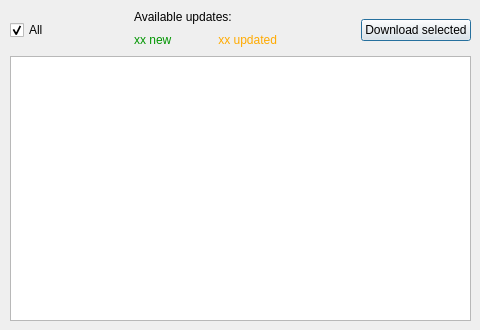
Old version of the form templatesdownloadselector.ui in the repository martinribelotta/embedded-ide.
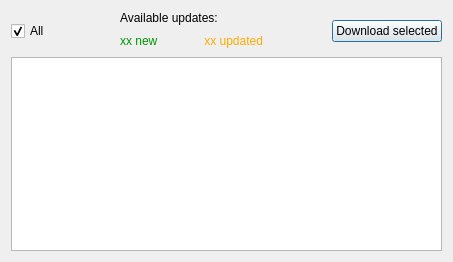
New version of the form.

The edit to the form file:
```diff
--- a/templatesdownloadselector.ui
+++ b/templatesdownloadselector.ui
@@ -6,22 +6,13 @@
    <rect>
     <x>0</x>
     <y>0</y>
-    <width>480</width>
-    <height>330</height>
+    <width>453</width>
+    <height>262</height>
    </rect>
   </property>
   <property name="windowTitle">
    <string>Update project templates</string>
   </property>
-  <widget class="QWidget" name="layoutWidget">
-   <property name="geometry">
-    <rect>
-     <x>10</x>
-     <y>10</y>
-     <width>461</width>
-     <height>311</height>
-    </rect>
-   </property>
    <layout class="QVBoxLayout" name="verticalLayout_2">
     <item>
      <layout class="QHBoxLayout" name="horizontalLayout">
@@ -125,7 +116,6 @@
      <widget class="QListWidget" name="listWidget"/>
     </item>
    </layout>
-  </widget>
  </widget>
  <resources/>
  <connections/>
```
Lines whose indentation alone changed are shown as unchanged.
